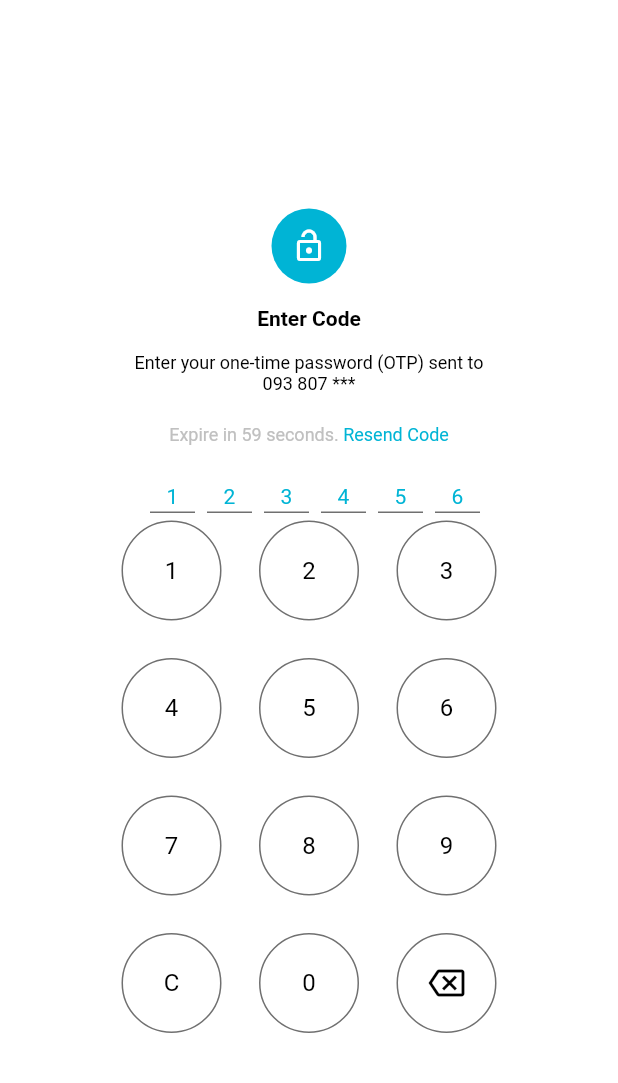
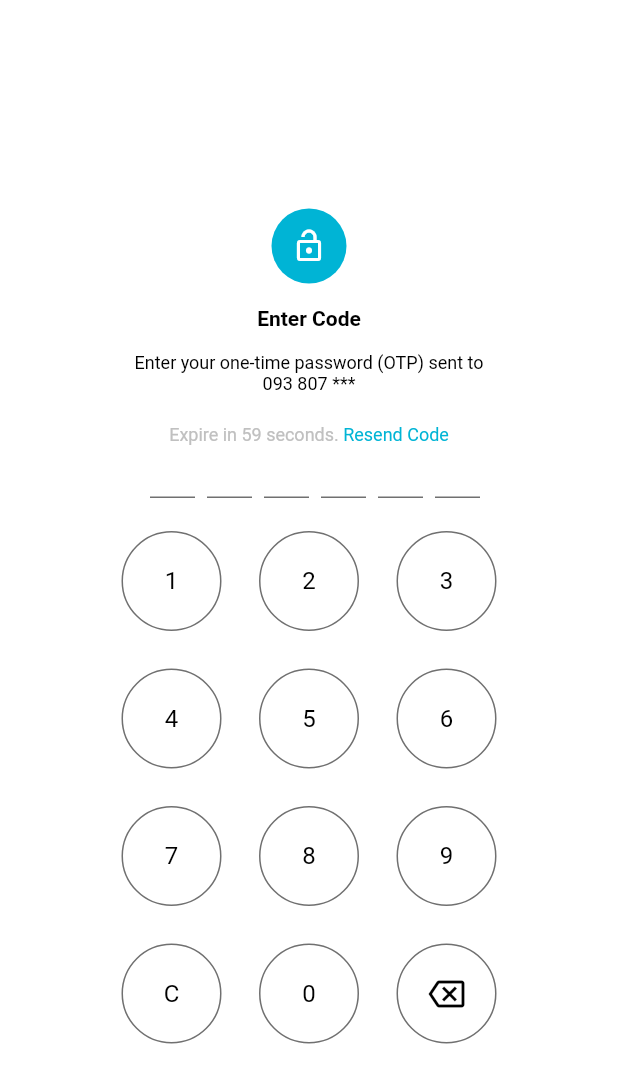
Before and after one commit to OeungChheanghok123/LoyEat, a Flutter app: the EnterOTPCodePage screen opened directly, on a phone screen of 412 x 824 dp. Shown: the top 1083 px of the screen. Run offline on Flutter 3.47's test engine with Material 2 defaults, Android fonts, the phone set to English and light mode, and no system bars; our stand-ins replace dotted_line, flutter_svg, qr_flutter; project files that could hold a hidden picture were left out.

Commit message:
updated on 14-Feb-22

```diff
--- a/lib/widgets/page_widget/edit_profile_page_widget.dart
+++ b/lib/widgets/page_widget/edit_profile_page_widget.dart
@@ -47,6 +47,7 @@ class _EditProfilePageWidgetState extends State<EditProfilePageWidget> {
   Widget build(BuildContext context) {
     return SingleChildScrollView(
       scrollDirection: Axis.vertical,
+      physics: const ClampingScrollPhysics(),
       child: Container(
         margin: const EdgeInsets.fromLTRB(15, 5, 15, 15),
         child: Column(
--- a/lib/widgets/page_widget/enter_otp_code_page_widget.dart
+++ b/lib/widgets/page_widget/enter_otp_code_page_widget.dart
@@ -1,6 +1,7 @@
 import 'dart:async';
 
 import 'package:flutter/material.dart';
+import 'package:loy_eat/screens/flash_screen/instruction_page.dart';
 import 'package:loy_eat/widgets/layout_widget/color.dart';
 import 'package:loy_eat/widgets/layout_widget/icon_widget.dart';
 import 'package:loy_eat/widgets/layout_widget/space.dart';
@@ -17,13 +18,15 @@ class _EnterOTPCodePageWidgetState extends State<EnterOTPCodePageWidget> {
   String phoneNumber = "093 807 ***";
   late Timer _timer;
   int _start = 60;
+  late String otpNumber;
+  bool isErrorOtp = false;
 
-  TextEditingController opt1 = TextEditingController();
-  TextEditingController opt2 = TextEditingController();
-  TextEditingController opt3 = TextEditingController();
-  TextEditingController opt4 = TextEditingController();
-  TextEditingController opt5 = TextEditingController();
-  TextEditingController opt6 = TextEditingController();
+  TextEditingController otp1 = TextEditingController();
+  TextEditingController otp2 = TextEditingController();
+  TextEditingController otp3 = TextEditingController();
+  TextEditingController otp4 = TextEditingController();
+  TextEditingController otp5 = TextEditingController();
+  TextEditingController otp6 = TextEditingController();
 
   final List<TextEditingController> listController = [];
 
@@ -49,18 +52,12 @@ class _EnterOTPCodePageWidgetState extends State<EnterOTPCodePageWidget> {
   void initState() {
     super.initState();
     startTimer();
-    listController.add(opt1);
-    listController.add(opt2);
-    listController.add(opt3);
-    listController.add(opt4);
-    listController.add(opt5);
-    listController.add(opt6);
-    opt1.text = '1';
-    opt2.text = '2';
-    opt3.text = '3';
-    opt4.text = '4';
-    opt5.text = '5';
-    opt6.text = '6';
+    listController.add(otp1);
+    listController.add(otp2);
+    listController.add(otp3);
+    listController.add(otp4);
+    listController.add(otp5);
+    listController.add(otp6);
   }
 
   @override
@@ -127,11 +124,19 @@ class _EnterOTPCodePageWidgetState extends State<EnterOTPCodePageWidget> {
               mainAxisAlignment: MainAxisAlignment.center,
               children: [
                 TextWidget(text: 'Expire in $_start seconds. ', color: silver,),
-                const TextWidget(text: 'Resend Code', color: rabbit,),
+                InkWell(
+                  onTap: (){
+                    setState(() {
+                      _timer.cancel();
+                      _start = 60;
+                      startTimer();
+                    });
+                  },
+                  child: const TextWidget(text: 'Resend Code', color: rabbit,),
+                ),
               ],
             ),
           ),
-          const Space(height: 10),
           SizedBox(
             height: 30,
             width: double.infinity,
@@ -152,12 +157,15 @@ class _EnterOTPCodePageWidgetState extends State<EnterOTPCodePageWidget> {
               ],
             ),
           ),
+          const Space(height: 10),
+          TextWidget(text: 'Verification failed. Please try again', color: isErrorOtp ? red : none, size: 10),
           Expanded(
             child: Container(
               color: white,
               width: 250,
-              margin: const EdgeInsets.only(top: 5),
               child: GridView.builder(
+                shrinkWrap: true,
+                physics: const NeverScrollableScrollPhysics(),
                 gridDelegate: const SliverGridDelegateWithMaxCrossAxisExtent(
                   maxCrossAxisExtent: 80,
                   crossAxisSpacing: 25,
@@ -165,8 +173,10 @@ class _EnterOTPCodePageWidgetState extends State<EnterOTPCodePageWidget> {
                 ),
                 itemCount: 12,
                 itemBuilder: (BuildContext ctx, index) {
-                    return index == 11 ? _buildDelete() : _buildNumber(index < 9 ?'${index + 1}' : index == 9 ? 'C' : '0');
-                  }),
+                  return index == 11 ? _buildDelete() :
+                    _buildNumber(index + 1, index < 9 ?'${index + 1}' : index == 9 ? 'C' : '0');
+                },
+              ),
             ),
           ),
         ],
@@ -206,7 +216,7 @@ class _EnterOTPCodePageWidgetState extends State<EnterOTPCodePageWidget> {
           readOnly: true,
           textAlign: TextAlign.center,
           keyboardType: TextInputType.number,
-          style: const TextStyle(fontSize: 14, color: rabbit),
+          style: TextStyle(fontSize: 14, color: isErrorOtp ? red : rabbit),
           maxLines: 1,
           onChanged: (value) {
             if(value.length == 1) {
@@ -217,8 +227,47 @@ class _EnterOTPCodePageWidgetState extends State<EnterOTPCodePageWidget> {
       ),
     );
   }
-  Widget _buildNumber(String number){
-    return Container(
+  Widget _buildNumber(int index, String number){
+    return InkWell(
+      onTap: (){
+        setState(() {
+          if (index == 10){
+            isErrorOtp = false;
+            otp1.text = '';
+            otp2.text = '';
+            otp3.text = '';
+            otp4.text = '';
+            otp5.text = '';
+            otp6.text = '';
+          } else {
+            if (index == 11) index = 0;
+            if (otp1.text == ''){
+              otp1.text = '$index';
+            } else if (otp1.text != '' && otp2.text == ''){
+              otp2.text = '$index';
+            } else if (otp1.text != '' && otp2.text != '' && otp3.text == ''){
+              otp3.text = '$index';
+            } else if (otp1.text != '' && otp2.text != '' && otp3.text != '' && otp4.text == ''){
+              otp4.text = '$index';
+            } else if (otp1.text != '' && otp2.text != '' && otp3.text != '' && otp4.text != '' && otp5.text == ''){
+              otp5.text = '$index';
+            } else if (otp1.text != '' && otp2.text != '' && otp3.text != '' && otp4.text != '' && otp5.text != '' && otp6.text == ''){
+              otp6.text = '$index';
+            }
+          }
+          otpNumber = (otp1.text + otp2.text + otp3.text + otp4.text + otp5.text + otp6.text).toString();
+          if (otp6.text != ''){
+            if (otpNumber == '123456'){
+              _timer.cancel();
+              Navigator.pushReplacement(context, MaterialPageRoute(builder: (context) => const InstructionPage()));
+            }
+            else {
+              isErrorOtp = true;
+            }
+          }
+        });
+      },
+      child: Container(
         decoration: BoxDecoration(
           color: white,
           borderRadius: BorderRadius.circular(50),
@@ -230,10 +279,30 @@ class _EnterOTPCodePageWidgetState extends State<EnterOTPCodePageWidget> {
             size: 16,
           ),
         ),
+      ),
     );
   }
   Widget _buildDelete(){
-    return Container(
+    return InkWell(
+      onTap: (){
+        setState(() {
+          isErrorOtp = false;
+        });
+        if (otp2.text == ''){
+          otp1.text = '';
+        } else if (otp3.text == ''){
+          otp2.text = '';
+        } else if (otp4.text == ''){
+          otp3.text = '';
+        } else if (otp5.text == ''){
+          otp4.text = '';
+        } else if (otp6.text == ''){
+          otp5.text = '';
+        } else if (otp6.text != ''){
+          otp6.text = '';
+        }
+      },
+      child: Container(
         decoration: BoxDecoration(
           color: white,
           borderRadius: BorderRadius.circular(50),
@@ -246,6 +315,7 @@ class _EnterOTPCodePageWidgetState extends State<EnterOTPCodePageWidget> {
             size: 24,
           ),
         ),
+      ),
     );
   }
 }
```
Lines whose indentation alone changed are shown as unchanged.
